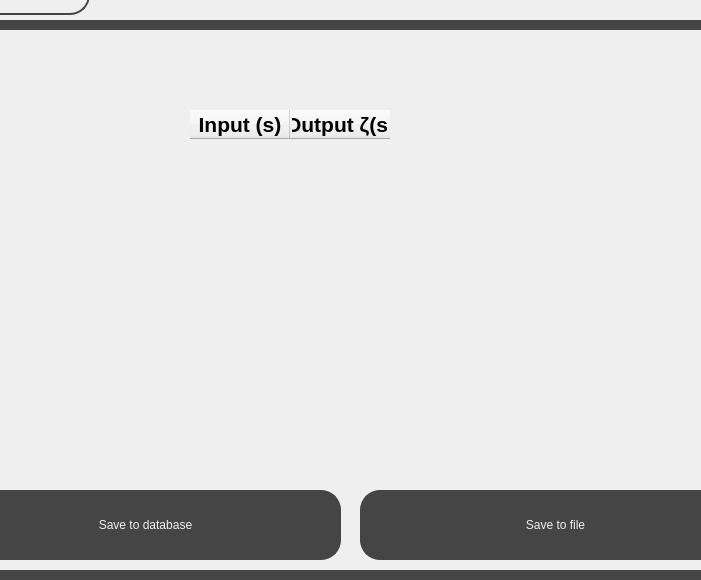
Old version of the form src/ui/investigation_screens/table_calculator_2.ui in the repository jackm245/Riemann-Hypothesis; both pictures show x 330 to 1031 and y 140 to 720 of the 1340 by 720 pixel window.
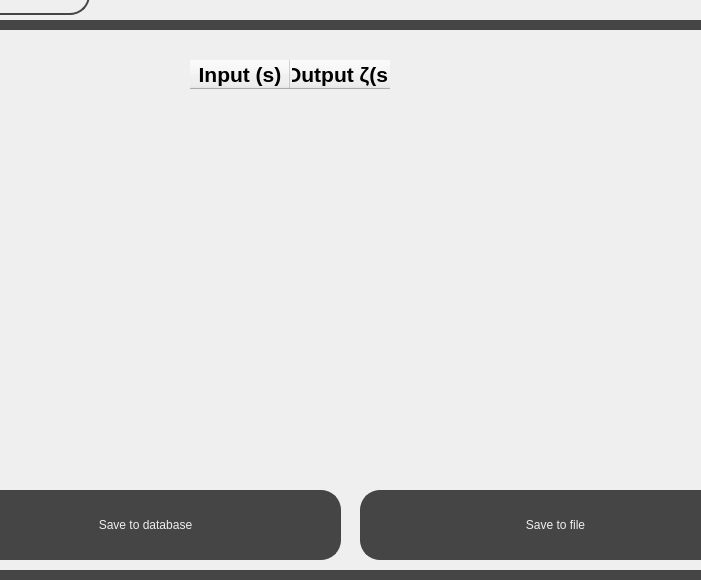
New version of the form.

Commit message: Add table calculator save to file function

```diff
--- a/src/ui/investigation_screens/table_calculator_2.ui
+++ b/src/ui/investigation_screens/table_calculator_2.ui
@@ -187,7 +187,7 @@
      <property name="geometry">
       <rect>
        <x>400</x>
-       <y>410</y>
+       <y>400</y>
        <width>541</width>
        <height>61</height>
       </rect>
@@ -204,9 +204,9 @@
      <property name="geometry">
       <rect>
        <x>510</x>
-       <y>80</y>
+       <y>30</y>
        <width>300</width>
-       <height>341</height>
+       <height>351</height>
       </rect>
      </property>
      <column>
```
The commit also changes 5 other files.
